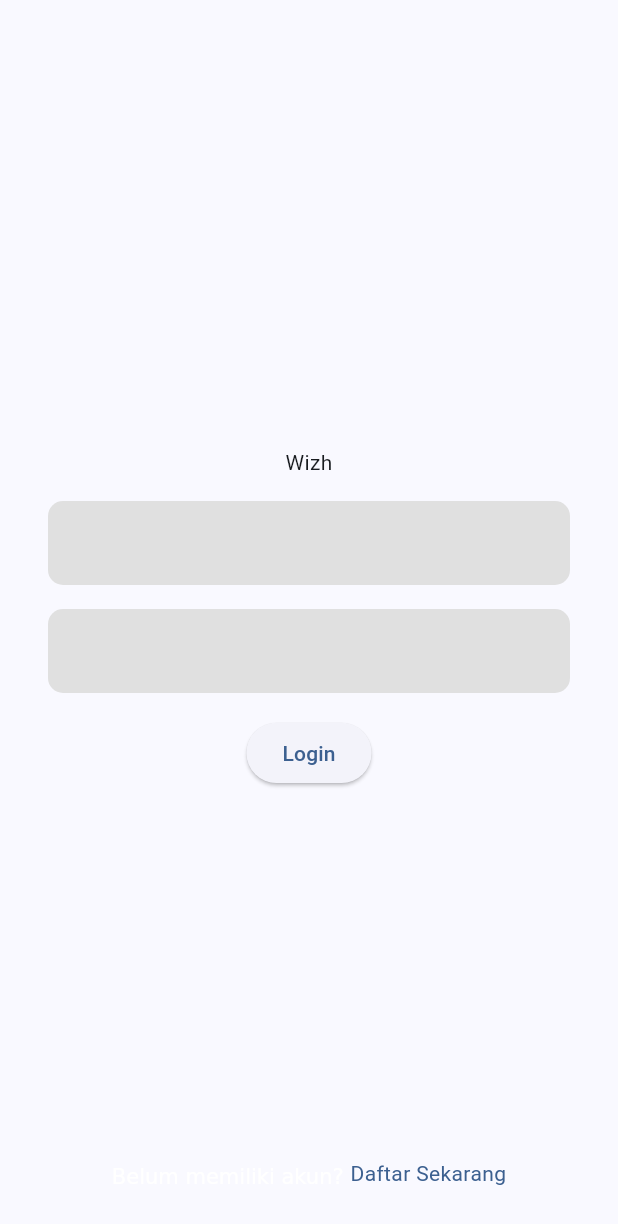
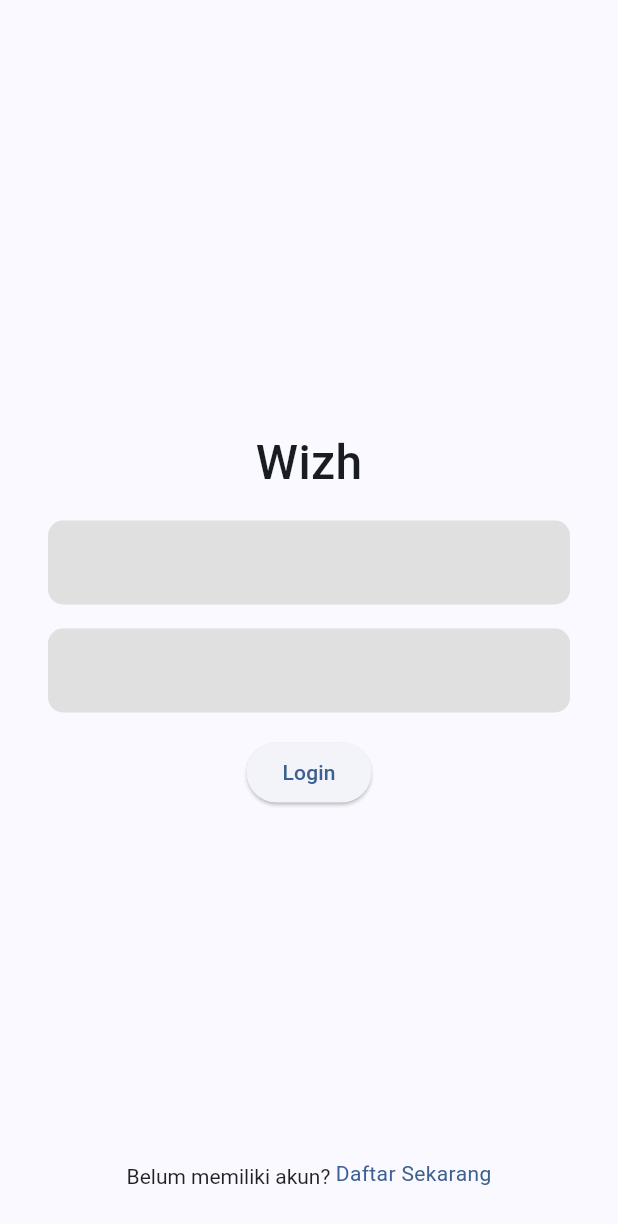
Before and after one commit to gopelkujo/wizh.com, a Flutter app: the screen it shows after launch, on a phone screen of 412 x 824 dp. Shown: the top 1224 px of the screen. Run offline on Flutter 3.47's test engine with Material 3 defaults, Android fonts, the phone set to English and light mode, and no system bars.

Commit message:
:lipstick: Adjust login UI (#1)

```diff
--- a/lib/features/authentication/pages/login_page.dart
+++ b/lib/features/authentication/pages/login_page.dart
@@ -1,8 +1,14 @@
 import 'package:flutter/material.dart';
+import 'package:wizhdotcom/features/trip/pages/trip_page.dart';
 import 'package:wizhdotcom/shared/components/my_text_button.dart';
 
 class LoginPage extends StatelessWidget {
   const LoginPage({super.key});
+
+  void _goToTripPage(BuildContext context) => Navigator.push(
+        context,
+        MaterialPageRoute(builder: (context) => TripPage()),
+      );
 
   @override
   Widget build(BuildContext context) {
@@ -16,7 +22,7 @@ class LoginPage extends StatelessWidget {
               Column(
                 spacing: 16,
                 mainAxisAlignment: MainAxisAlignment.center,
-                children: [_buildTitle(), _buildForm()],
+                children: [_buildTitle(), _buildForm(context)],
               ),
               _buildRegisterText(),
             ],
@@ -38,6 +44,7 @@ class LoginPage extends StatelessWidget {
       alignment: Alignment.bottomCenter,
       child: RichText(
         text: TextSpan(
+          style: TextStyle(color: Colors.black87),
           children: [
             TextSpan(text: 'Belum memiliki akun? '),
             WidgetSpan(child: _buildRegisterButton()),
@@ -47,15 +54,21 @@ class LoginPage extends StatelessWidget {
     );
   }
 
-  Widget _buildForm() {
+  Widget _buildForm(BuildContext context) {
     return Column(
       mainAxisAlignment: MainAxisAlignment.center,
       spacing: 16,
       children: [
-        TextFormField(),
-        TextFormField(),
+        TextFormField(
+          keyboardType: TextInputType.emailAddress,
+          textInputAction: TextInputAction.next,
+        ),
+        TextFormField(
+          onFieldSubmitted: (_) => _goToTripPage(context),
+          obscureText: true,
+        ),
         ElevatedButton(
-          onPressed: () {},
+          onPressed: () => _goToTripPage(context),
           child: const Text('Login'),
         ),
       ],
@@ -63,6 +76,9 @@ class LoginPage extends StatelessWidget {
   }
 
   Widget _buildTitle() {
-    return Text('Wizh');
+    return Text(
+      'Wizh',
+      style: TextStyle(fontSize: 32, fontWeight: FontWeight.w500),
+    );
   }
 }
```
